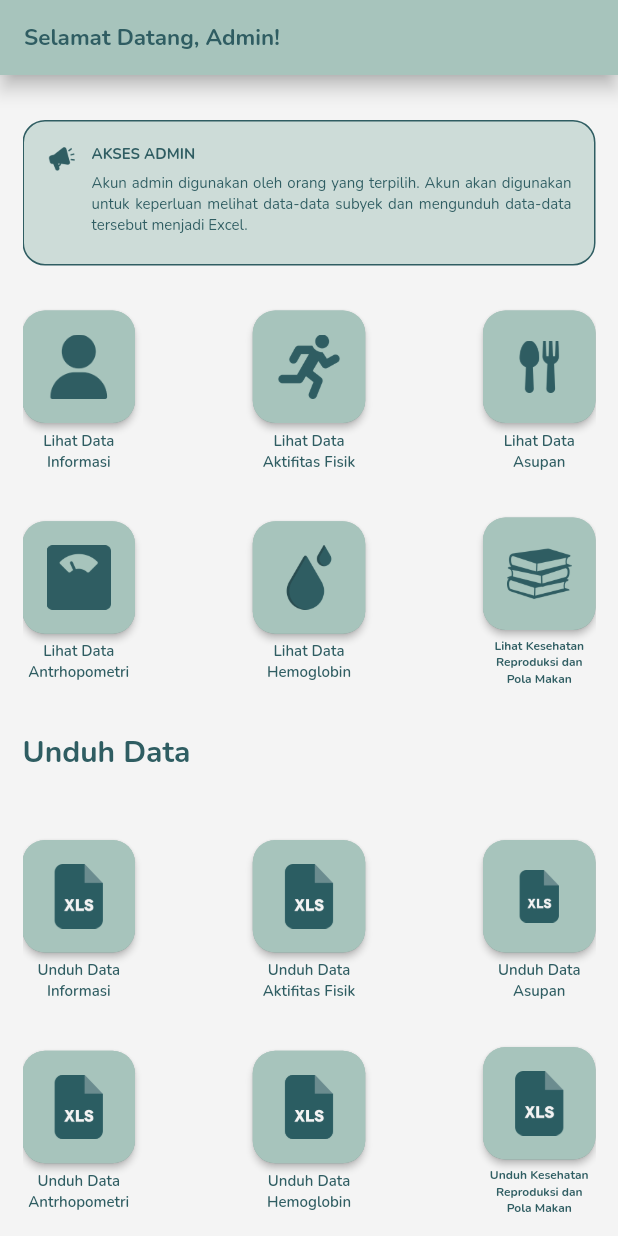
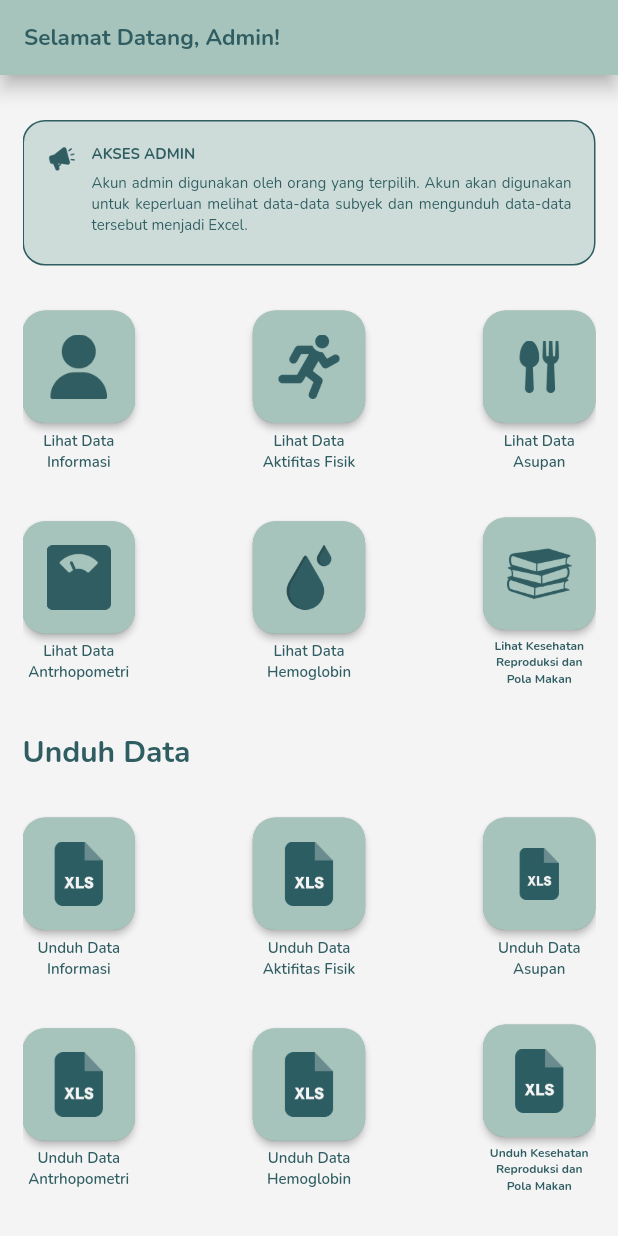
Before and after one commit to zaidtqy/healthy, a Flutter app: the AdminHomePage screen opened by its route, on a phone screen of 412 x 824 dp. Run offline on Flutter 3.47's test engine with Material 2 defaults, Android fonts, the phone set to English and light mode, and no system bars; drawn by our look-alikes of animated_text_kit; our stand-ins replace awesome_notifications, badges, bloc, cloud_firestore, cool_alert, equatable and 6 more; accounts and stored records are empty.

Commit message:
Fixed App

```diff
--- a/lib/pages/admin_home_page.dart
+++ b/lib/pages/admin_home_page.dart
@@ -797,9 +797,6 @@ class _AdminHomePageState extends State<AdminHomePage> {
                   fontWeight: bold,
                 ),
               ),
-              const SizedBox(
-                height: 15,
-              ),
               Row(
                 children: [
                   downloadInformation(),
```
